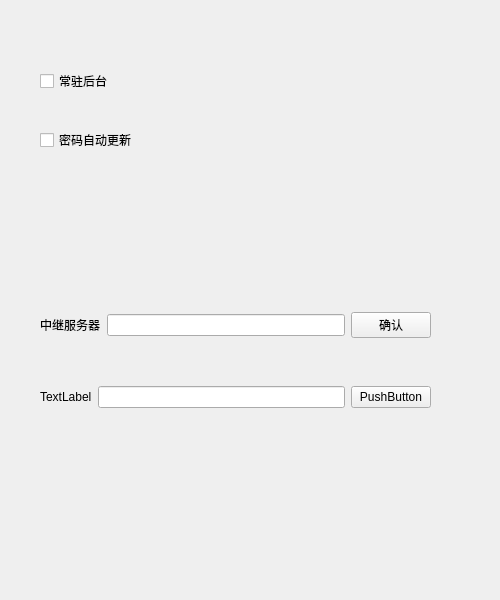
Old version of the form app/src/views/setting/settingpage.ui in the repository pjlt/lanthing-pc.
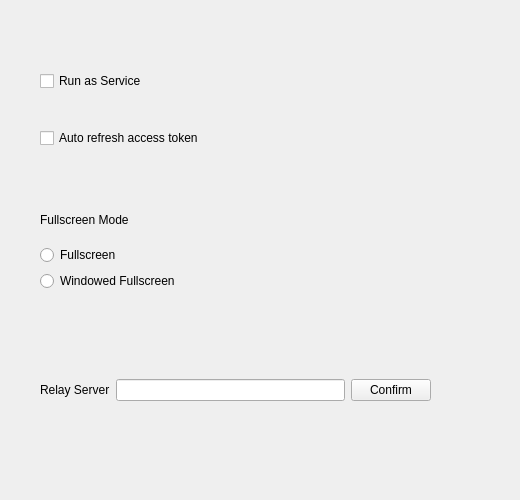
New version of the form.

Diff of the .ui file:
```diff
--- a/app/src/views/setting/settingpage.ui
+++ b/app/src/views/setting/settingpage.ui
@@ -6,8 +6,8 @@
    <rect>
     <x>0</x>
     <y>0</y>
-    <width>500</width>
-    <height>600</height>
+    <width>520</width>
+    <height>500</height>
    </rect>
   </property>
   <property name="windowTitle">
@@ -26,14 +26,14 @@
     <item row="0" column="0">
      <widget class="QCheckBox" name="checkbox_daemon">
       <property name="text">
-       <string>常驻后台</string>
+       <string>Run as Service</string>
       </property>
      </widget>
     </item>
     <item row="1" column="0">
      <widget class="QCheckBox" name="checkbox_refresh_passwd">
       <property name="text">
-       <string>密码自动更新</string>
+       <string>Auto refresh access token</string>
       </property>
      </widget>
     </item>
@@ -43,9 +43,9 @@
    <property name="geometry">
     <rect>
      <x>40</x>
-     <y>270</y>
+     <y>330</y>
      <width>391</width>
-     <height>181</height>
+     <height>121</height>
     </rect>
    </property>
    <layout class="QVBoxLayout" name="verticalLayout">
@@ -54,7 +54,7 @@
       <item>
        <widget class="QLabel" name="label_relay">
         <property name="text">
-         <string>中继服务器</string>
+         <string>Relay Server</string>
         </property>
        </widget>
       </item>
@@ -64,32 +64,44 @@
       <item>
        <widget class="QPushButton" name="button_relay">
         <property name="text">
-         <string>确认</string>
+         <string>Confirm</string>
         </property>
        </widget>
       </item>
      </layout>
     </item>
+   </layout>
+  </widget>
+  <widget class="QWidget" name="verticalLayoutWidget_2">
+   <property name="geometry">
+    <rect>
+     <x>40</x>
+     <y>200</y>
+     <width>301</width>
+     <height>91</height>
+    </rect>
+   </property>
+   <layout class="QVBoxLayout" name="verticalLayout_2">
     <item>
-     <layout class="QHBoxLayout" name="horizontalLayout_2">
-      <item>
-       <widget class="QLabel" name="label_2">
+     <widget class="QLabel" name="label_fullscreen">
         <property name="text">
-         <string>TextLabel</string>
+       <string>Fullscreen Mode</string>
         </property>
        </widget>
       </item>
       <item>
-       <widget class="QLineEdit" name="lineEdit_2"/>
+     <widget class="QRadioButton" name="radio_fullscreen">
+      <property name="text">
+       <string>Fullscreen</string>
+      </property>
+     </widget>
       </item>
       <item>
-       <widget class="QPushButton" name="pushButton_2">
+     <widget class="QRadioButton" name="radio_windowed_fullscreen">
         <property name="text">
-         <string>PushButton</string>
-        </property>
-       </widget>
-      </item>
-     </layout>
+       <string>Windowed Fullscreen</string>
+      </property>
+     </widget>
     </item>
    </layout>
   </widget>
```
Lines whose indentation alone changed are shown as unchanged.
